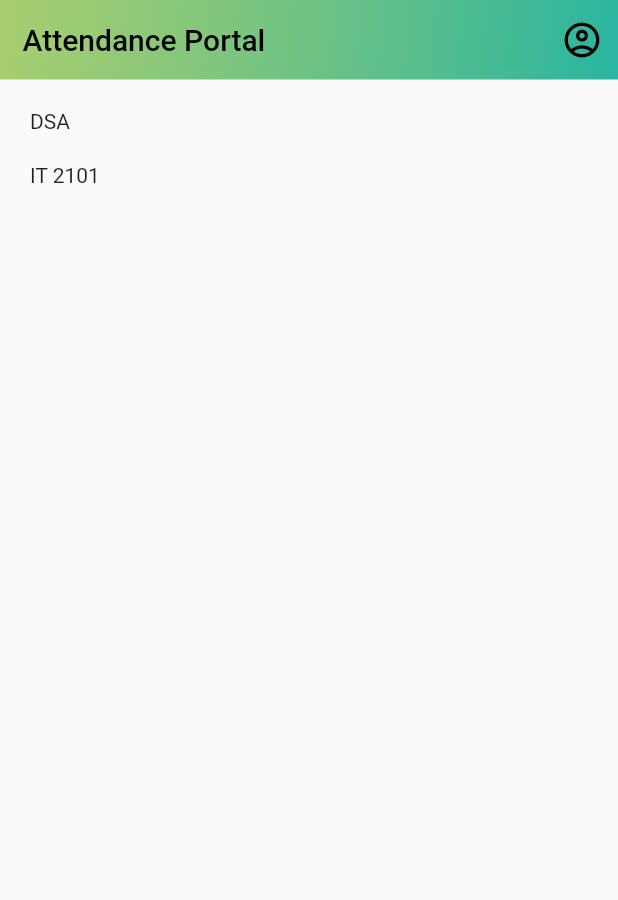
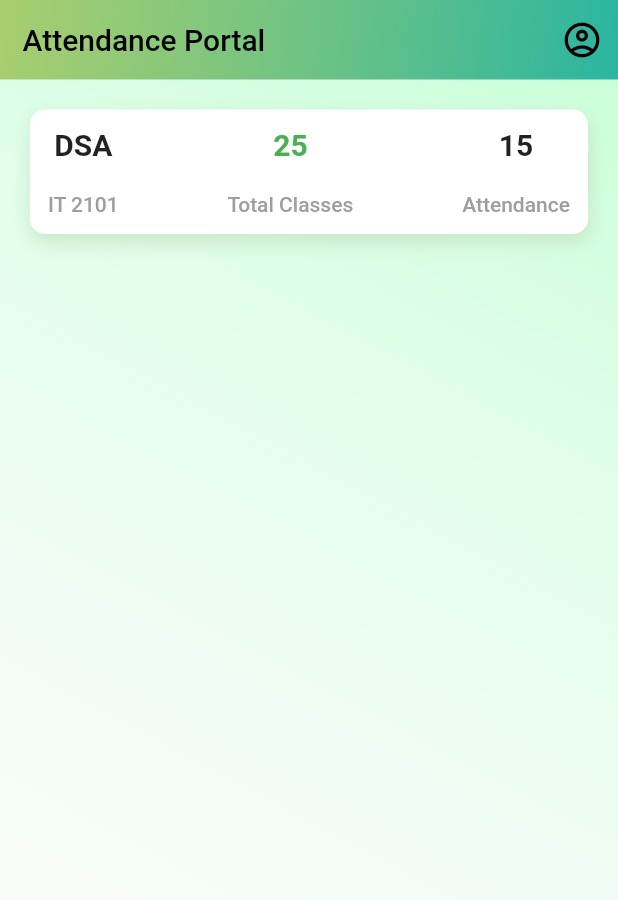
Before and after one commit to shailikroy19/iiest_attendance, a Flutter app: the StudentHomePage screen opened directly, on a phone screen of 412 x 824 dp. Shown: the top 900 px of the screen. Run offline on Flutter 3.47's test engine with Material 2 defaults, Android fonts, the phone set to English and light mode, and no system bars.

Commit message:
Added student class tile

```diff
--- a/lib/home_page/student_home.dart
+++ b/lib/home_page/student_home.dart
@@ -36,8 +36,8 @@ class _StudentHomePageState extends State<StudentHomePage> {
                   message: 'View Profile',
                   child: IconButton(
                     onPressed: () {
-                    StudentModalSheet(
-                        context, size, widget.name, widget.enrol, widget.email);
+                      StudentModalSheet(context, size, widget.name,
+                          widget.enrol, widget.email);
                     },
                     icon: Icon(
                       Icons.account_circle_outlined,
@@ -49,11 +49,23 @@ class _StudentHomePageState extends State<StudentHomePage> {
               ],
             ),
             decoration: BoxDecoration(
-              gradient: iiestGradient, backgroundBlendMode: BlendMode.multiply),
+                gradient: iiestGradient,
+                backgroundBlendMode: BlendMode.multiply),
           ),
           preferredSize: Size(MediaQuery.of(context).size.width, 55.0),
         ),
-      body: SingleChildScrollView(
+        body: Stack(
+          children: [
+            Container(
+              height: size.height,
+              width: size.width,
+              decoration: BoxDecoration(
+                  gradient: LinearGradient(
+                      colors: [Color(0xffC9FFD9), Colors.white12],
+                      begin: Alignment.topRight,
+                      end: Alignment.bottomLeft)),
+            ),
+            SingleChildScrollView(
               child: Container(
                 width: size.width,
                 child: Column(
@@ -62,6 +74,7 @@ class _StudentHomePageState extends State<StudentHomePage> {
                 ),
               ),
             ),
-    );
+          ],
+        ));
   }
 }
--- a/lib/widgets/student_classes_tile.dart
+++ b/lib/widgets/student_classes_tile.dart
@@ -6,21 +6,80 @@ class StudentClassTile extends StatelessWidget {
     return Padding(
       padding: const EdgeInsets.all(20.0),
       child: Container(
+        decoration: BoxDecoration(
+            color: Colors.white,
+            boxShadow: [
+              BoxShadow(
+                  color: Colors.green.shade100,
+                  offset: Offset(1.0, 5.0),
+                  blurRadius: 10),
+              //BoxShadow
+            ],
+            borderRadius: BorderRadius.all(Radius.circular(10.0))),
+        child: Padding(
+          padding: const EdgeInsets.all(12.0),
           child: Row(
+            mainAxisAlignment: MainAxisAlignment.spaceBetween,
             children: [
               Column(
-              crossAxisAlignment: CrossAxisAlignment.start,
+                mainAxisAlignment: MainAxisAlignment.spaceBetween,
                 children: [
-                Text('DSA'),
+                  Text(
+                    'DSA',
+                    style: TextStyle(fontSize: 20, fontWeight: FontWeight.bold),
+                  ),
                   SizedBox(
                     height: 20,
                   ),
-                Text('IT 2101'),
+                  Text(
+                    'IT 2101',
+                    style: TextStyle(
+                        fontWeight: FontWeight.w500, color: Colors.grey),
+                  ),
                 ],
               ),
-            Column(),
-            Column(),
+              Column(
+                mainAxisAlignment: MainAxisAlignment.spaceBetween,
+                children: [
+                  Text(
+                    '25',
+                    style: TextStyle(
+                        color: Colors.green,
+                        fontSize: 20,
+                        fontWeight: FontWeight.bold),
+                  ),
+                  SizedBox(
+                    height: 20,
+                  ),
+                  Text(
+                    'Total Classes',
+                    style: TextStyle(
+                        fontWeight: FontWeight.w500, color: Colors.grey),
+                  ),
                 ],
+              ),
+              Column(
+                mainAxisAlignment: MainAxisAlignment.spaceBetween,
+                children: [
+                  Text(
+                    '15',
+                    style: TextStyle(
+                        color: Colors.black87,
+                        fontSize: 20,
+                        fontWeight: FontWeight.bold),
+                  ),
+                  SizedBox(
+                    height: 20,
+                  ),
+                  Text(
+                    'Attendance',
+                    style: TextStyle(
+                        fontWeight: FontWeight.w500, color: Colors.grey),
+                  ),
+                ],
+              ),
+            ],
+          ),
         ),
       ),
     );
```
Lines whose indentation alone changed are shown as unchanged.
